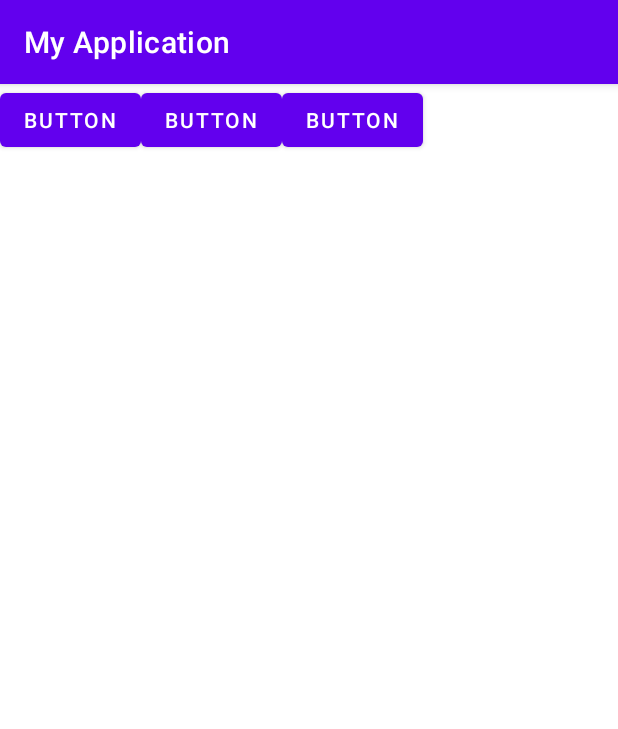
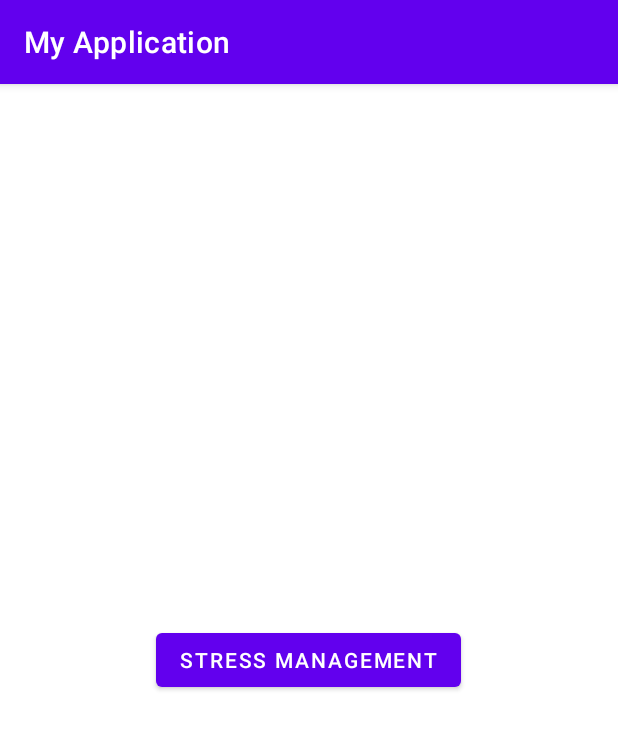
Before and after one commit to Yashcode1/stressmanagement, an Android app: the screen it shows after launch (MainActivity), on a phone screen of 412 x 824 dp. Shown: the top 729 px of the screen. Run offline under Robolectric (Android 15) with nearby library versions, the phone set to English and light mode, and no system bars.

Commit message:
minor ui changes

```diff
--- a/app/src/main/java/com/example/myapplication/MainActivity.java
+++ b/app/src/main/java/com/example/myapplication/MainActivity.java
@@ -14,8 +14,7 @@ public class MainActivity extends AppCompatActivity {
         super.onCreate(savedInstanceState);
         setContentView(R.layout.activity_main);
         Button button = findViewById(R.id.button);
-        Button button1 = findViewById(R.id.button1);
-        Button button2 = findViewById(R.id.button2);
+        //Button button2 = findViewById(R.id.button2);
 
         button.setOnClickListener(new View.OnClickListener() {
             @Override
@@ -27,27 +26,8 @@ public class MainActivity extends AppCompatActivity {
 
         });
 
-                button1.setOnClickListener(new View.OnClickListener() {
-                    @Override
-                    public void onClick(View v) {
-                        Intent myintent1 = new Intent(MainActivity.this,WebViewActivity.class);
-                        startActivity(myintent1);
-                    }
 
 
-
-                });
-
-        button2.setOnClickListener(new View.OnClickListener() {
-            @Override
-            public void onClick(View v) {
-                Intent myintent2 = new Intent(MainActivity.this,Custom_Progressbar.class);
-                startActivity(myintent2);
-            }
-
-
-
-        });
 
 
 
--- a/app/src/main/res/drawable/heart_icon.xml
+++ b/app/src/main/res/drawable/heart_icon.xml
@@ -3,7 +3,7 @@
     android:height="28dp"
     android:viewportWidth="24"
     android:viewportHeight="24"
-    android:tint="#FF3D68">
+    android:tint="#0099CC">
   <path
       android:fillColor="@android:color/white"
       android:pathData="M16.5,3c-1.74,0 -3.41,0.81 -4.5,2.09C10.91,3.81 9.24,3 7.5,3 4.42,3 2,5.42 2,8.5c0,3.78 3.4,6.86 8.55,11.54L12,21.35l1.45,-1.32C18.6,15.36 22,12.28 22,8.5 22,5.42 19.58,3 16.5,3zM12.1,18.55l-0.1,0.1 -0.1,-0.1C7.14,14.24 4,11.39 4,8.5 4,6.5 5.5,5 7.5,5c1.54,0 3.04,0.99 3.57,2.36h1.87C13.46,5.99 14.96,5 16.5,5c2,0 3.5,1.5 3.5,3.5 0,2.89 -3.14,5.74 -7.9,10.05z"/>
--- a/app/src/main/res/layout/activity_main.xml
+++ b/app/src/main/res/layout/activity_main.xml
@@ -4,6 +4,7 @@
     xmlns:tools="http://schemas.android.com/tools"
     android:layout_width="match_parent"
     android:layout_height="match_parent"
+    android:gravity="center"
     tools:context=".MainActivity">
 
 
@@ -19,24 +20,12 @@
         android:id="@+id/button"
         android:layout_width="wrap_content"
         android:layout_height="wrap_content"
-        android:text="Button"
+        android:text="Stress Management"
         tools:layout_editor_absoluteX="152dp"
         tools:layout_editor_absoluteY="316dp" />
 
-    <Button
-        android:id="@+id/button1"
-        android:layout_width="wrap_content"
-        android:layout_height="wrap_content"
-        android:text="Button"
-        tools:layout_editor_absoluteX="152dp"
-        tools:layout_editor_absoluteY="316dp" />
 
-    <Button
-        android:id="@+id/button2"
-        android:layout_width="wrap_content"
-        android:layout_height="wrap_content"
-        android:text="Button"
-        tools:layout_editor_absoluteX="152dp"
-        tools:layout_editor_absoluteY="316dp" />
+
+
 
 </LinearLayout>
--- a/app/src/main/res/layout/activity_questionnaire_end.xml
+++ b/app/src/main/res/layout/activity_questionnaire_end.xml
@@ -45,7 +45,7 @@
             android:textStyle="bold"
             android:textSize="30dp"
             android:text="10%"
-            android:textColor="#FF3D68"
+            android:textColor="#0099CC"
             android:id="@+id/txtProgress"
             android:layout_width="wrap_content"
             android:layout_height="wrap_content"
```
